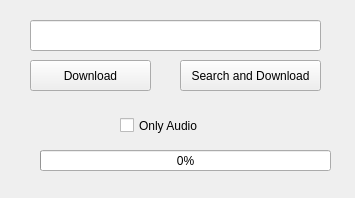
Above: ui.ui from Yekong995/YtDownloader before the change. Below: the same form after it.
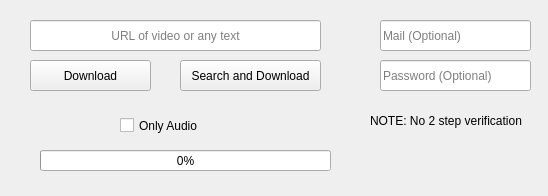
That is the form after the change.

Commit message: Add login to download member only video

```diff
--- a/ui.ui
+++ b/ui.ui
@@ -6,8 +6,8 @@
    <rect>
     <x>0</x>
     <y>0</y>
-    <width>355</width>
-    <height>198</height>
+    <width>548</width>
+    <height>196</height>
    </rect>
   </property>
   <property name="windowTitle">
@@ -23,6 +23,12 @@
       <height>31</height>
      </rect>
     </property>
+    <property name="alignment">
+     <set>Qt::AlignCenter</set>
+    </property>
+    <property name="placeholderText">
+     <string>URL of video or any text</string>
+    </property>
    </widget>
    <widget class="QPushButton" name="downBtn">
     <property name="geometry">
@@ -76,6 +82,54 @@
      <number>0</number>
     </property>
    </widget>
+   <widget class="QLineEdit" name="mail">
+    <property name="geometry">
+     <rect>
+      <x>380</x>
+      <y>20</y>
+      <width>151</width>
+      <height>31</height>
+     </rect>
+    </property>
+    <property name="placeholderText">
+     <string>Mail (Optional)</string>
+    </property>
+   </widget>
+   <widget class="QLineEdit" name="password">
+    <property name="geometry">
+     <rect>
+      <x>380</x>
+      <y>60</y>
+      <width>151</width>
+      <height>31</height>
+     </rect>
+    </property>
+    <property name="inputMask">
+     <string/>
+    </property>
+    <property name="text">
+     <string/>
+    </property>
+    <property name="echoMode">
+     <enum>QLineEdit::Password</enum>
+    </property>
+    <property name="placeholderText">
+     <string>Password (Optional)</string>
+    </property>
+   </widget>
+   <widget class="QLabel" name="label">
+    <property name="geometry">
+     <rect>
+      <x>370</x>
+      <y>110</y>
+      <width>171</width>
+      <height>21</height>
+     </rect>
+    </property>
+    <property name="text">
+     <string>NOTE: No 2 step verification</string>
+    </property>
+   </widget>
   </widget>
   <action name="actionLoad">
    <property name="text">
```
The commit also changes 2 other files.
